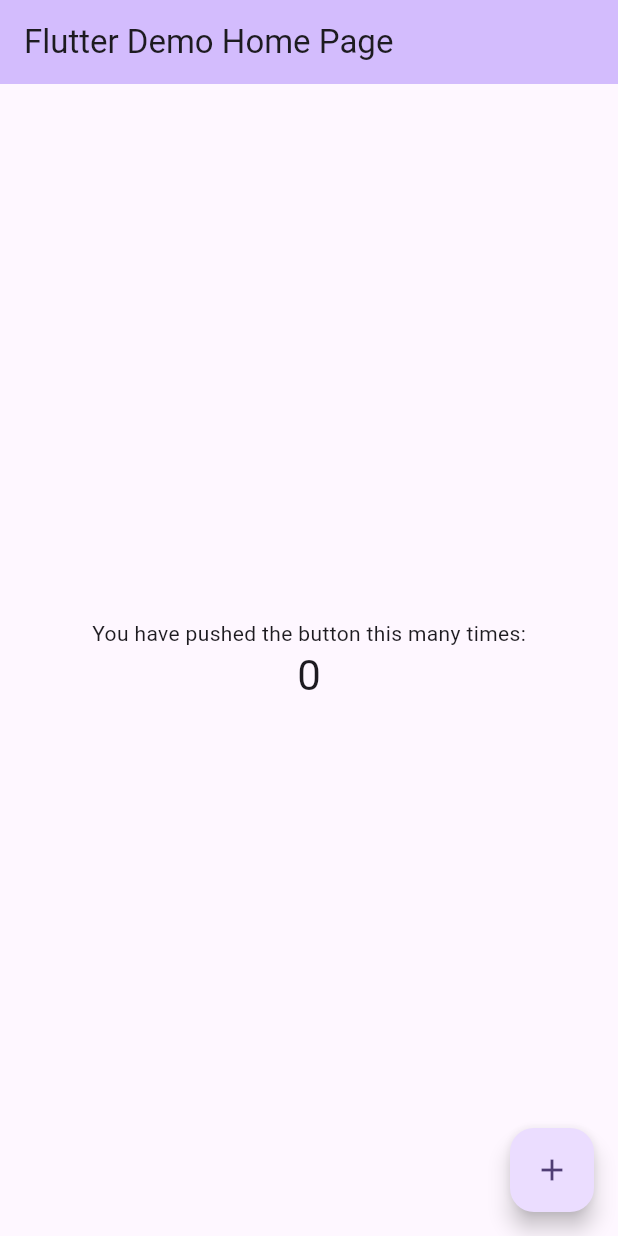
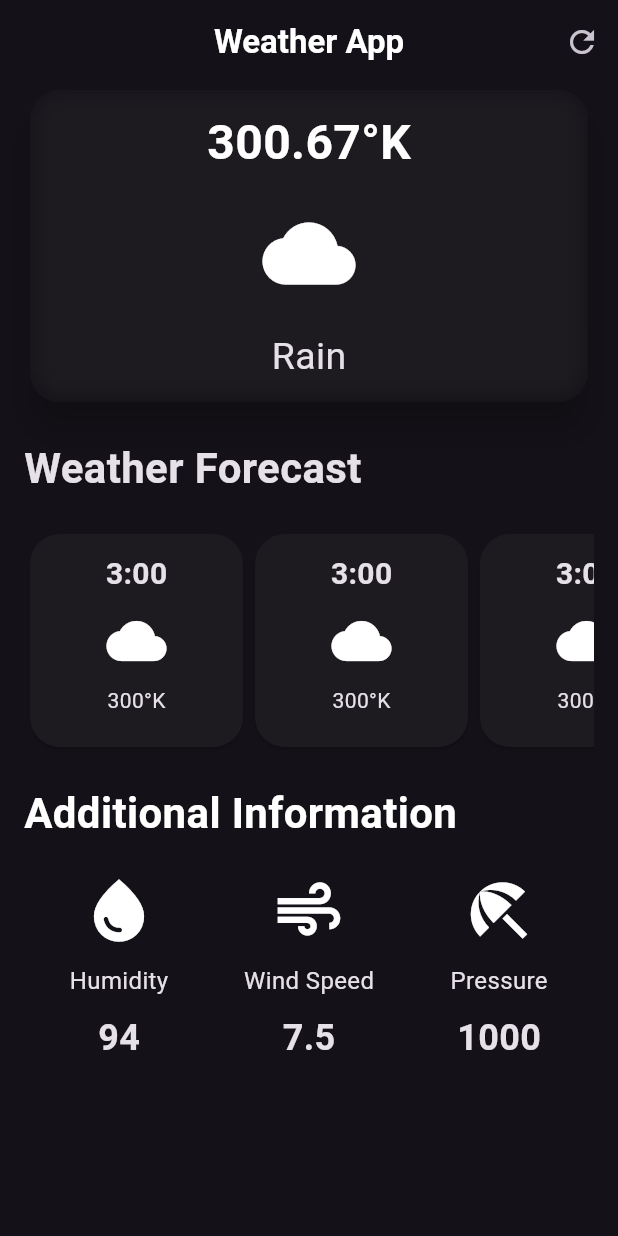
Before and after one commit to ritik6559/weather-flutter-bloc, a Flutter app: the screen it shows after launch, on a phone screen of 412 x 824 dp. Run offline on Flutter 3.47's test engine with Material 3 defaults, Android fonts, the phone set to English and light mode, and no system bars.

Commit message:
Adding dummy data

```diff
--- /dev/null
+++ b/lib/components/additional_info_item.dart
@@ -0,0 +1,43 @@
+import 'package:flutter/material.dart';
+
+class AdditonalInfpItem extends StatelessWidget {
+  final IconData icon;
+  final String label;
+  final String value;
+
+  const AdditonalInfpItem({
+    super.key,
+    required this.icon,
+    required this.label,
+    required this.value
+    });
+
+  @override
+  Widget build(BuildContext context) {
+    return SizedBox(
+      width: 110,
+      child: Column(
+        children: [
+          Icon(
+            icon,
+            size: 50,
+          ),
+          const SizedBox(
+            height: 10,
+          ),
+          Text(
+            label,
+            style: TextStyle(fontSize: 16),
+          ),
+          const SizedBox(
+            height: 10,
+          ),
+          Text(
+            value,
+            style: TextStyle(fontWeight: FontWeight.bold, fontSize: 24),
+          )
+        ],
+      ),
+    );
+  }
+}
--- /dev/null
+++ b/lib/components/weather_screen_items.dart
@@ -0,0 +1,39 @@
+import 'package:flutter/material.dart';
+
+
+class HourlyForeCastItem extends StatelessWidget {
+  const HourlyForeCastItem({super.key});
+
+  @override
+  Widget build(BuildContext context) {
+    return SizedBox(
+      width: 150,
+      height: 150,
+      child: Card(
+        shape: RoundedRectangleBorder(borderRadius: BorderRadius.circular(20)),
+        child: const Padding(
+          padding: EdgeInsets.all(12.0),
+          child: Column(
+            children: [
+              Text(
+                '3:00',
+                style: TextStyle(fontWeight: FontWeight.bold, fontSize: 20),
+              ),
+              SizedBox(
+                height: 10,
+              ),
+              Icon(
+                Icons.cloud,
+                size: 40,
+              ),
+              SizedBox(
+                height: 10,
+              ),
+              Text('300°K')
+            ],
+          ),
+        ),
+      ),
+    );
+  }
+}
--- a/lib/main.dart
+++ b/lib/main.dart
@@ -1,4 +1,5 @@
 import 'package:flutter/material.dart';
+import 'package:weatherapp/screens/weather_screen.dart';
 
 void main() {
   runApp(const MyApp());
@@ -12,114 +13,9 @@ class MyApp extends StatelessWidget {
   Widget build(BuildContext context) {
     return MaterialApp(
       title: 'Flutter Demo',
-      theme: ThemeData(
-        // This is the theme of your application.
-        //
-        // TRY THIS: Try running your application with "flutter run". You'll see
-        // the application has a purple toolbar. Then, without quitting the app,
-        // try changing the seedColor in the colorScheme below to Colors.green
-        // and then invoke "hot reload" (save your changes or press the "hot
-        // reload" button in a Flutter-supported IDE, or press "r" if you used
-        // the command line to start the app).
-        //
-        // Notice that the counter didn't reset back to zero; the application
-        // state is not lost during the reload. To reset the state, use hot
-        // restart instead.
-        //
-        // This works for code too, not just values: Most code changes can be
-        // tested with just a hot reload.
-        colorScheme: ColorScheme.fromSeed(seedColor: Colors.deepPurple),
-        useMaterial3: true,
-      ),
-      home: const MyHomePage(title: 'Flutter Demo Home Page'),
+      theme: ThemeData.dark(useMaterial3: true),
+      debugShowCheckedModeBanner: false,
+      home: const WeatherScreen(),
     );
   }
 }
-
-class MyHomePage extends StatefulWidget {
-  const MyHomePage({super.key, required this.title});
-
-  // This widget is the home page of your application. It is stateful, meaning
-  // that it has a State object (defined below) that contains fields that affect
-  // how it looks.
-
-  // This class is the configuration for the state. It holds the values (in this
-  // case the title) provided by the parent (in this case the App widget) and
-  // used by the build method of the State. Fields in a Widget subclass are
-  // always marked "final".
-
-  final String title;
-
-  @override
-  State<MyHomePage> createState() => _MyHomePageState();
-}
-
-class _MyHomePageState extends State<MyHomePage> {
-  int _counter = 0;
-
-  void _incrementCounter() {
-    setState(() {
-      // This call to setState tells the Flutter framework that something has
-      // changed in this State, which causes it to rerun the build method below
-      // so that the display can reflect the updated values. If we changed
-      // _counter without calling setState(), then the build method would not be
-      // called again, and so nothing would appear to happen.
-      _counter++;
-    });
-  }
-
-  @override
-  Widget build(BuildContext context) {
-    // This method is rerun every time setState is called, for instance as done
-    // by the _incrementCounter method above.
-    //
-    // The Flutter framework has been optimized to make rerunning build methods
-    // fast, so that you can just rebuild anything that needs updating rather
-    // than having to individually change instances of widgets.
-    return Scaffold(
-      appBar: AppBar(
-        // TRY THIS: Try changing the color here to a specific color (to
-        // Colors.amber, perhaps?) and trigger a hot reload to see the AppBar
-        // change color while the other colors stay the same.
-        backgroundColor: Theme.of(context).colorScheme.inversePrimary,
-        // Here we take the value from the MyHomePage object that was created by
-        // the App.build method, and use it to set our appbar title.
-        title: Text(widget.title),
-      ),
-      body: Center(
-        // Center is a layout widget. It takes a single child and positions it
-        // in the middle of the parent.
-        child: Column(
-          // Column is also a layout widget. It takes a list of children and
-          // arranges them vertically. By default, it sizes itself to fit its
-          // children horizontally, and tries to be as tall as its parent.
-          //
-          // Column has various properties to control how it sizes itself and
-          // how it positions its children. Here we use mainAxisAlignment to
-          // center the children vertically; the main axis here is the vertical
-          // axis because Columns are vertical (the cross axis would be
-          // horizontal).
-          //
-          // TRY THIS: Invoke "debug painting" (choose the "Toggle Debug Paint"
-          // action in the IDE, or press "p" in the console), to see the
-          // wireframe for each widget.
-          mainAxisAlignment: MainAxisAlignment.center,
-          children: <Widget>[
-            const Text(
-              'You have pushed the button this many times:',
-            ),
-            Text(
-              '$_counter',
-              style: Theme.of(context).textTheme.headlineMedium,
-            ),
-          ],
-        ),
-      ),
-      floatingActionButton: FloatingActionButton(
-        onPressed: _incrementCounter,
-        tooltip: 'Increment',
-        child: const Icon(Icons.add),
-      ), // This trailing comma makes auto-formatting nicer for build methods.
-    );
-  }
-}
--- /dev/null
+++ b/lib/screens/weather_screen.dart
@@ -0,0 +1,132 @@
+import 'dart:ui';
+import 'package:flutter/material.dart';
+import '../components/weather_screen_items.dart';
+import '../components/additional_info_item.dart';
+
+class WeatherScreen extends StatelessWidget {
+  const WeatherScreen({super.key});
+
+  @override
+  Widget build(BuildContext context) {
+    return Scaffold(
+      appBar: AppBar(
+        title: const Text(
+          'Weather App',
+          style: TextStyle(fontWeight: FontWeight.bold, color: Colors.white),
+        ),
+        centerTitle: true,
+        actions: [
+          IconButton(
+            //gesture control doesn't give splash effect so to avoid this we use INKwELL to get advantage of both we use iconbutton
+            onPressed: () {
+              print("refrsh");
+            },
+            icon: const Icon(
+              Icons.refresh,
+            ),
+          )
+        ],
+      ),
+      body: Padding(
+        padding: const EdgeInsets.symmetric(horizontal: 16.0),
+        child: Column(
+          crossAxisAlignment: CrossAxisAlignment.start,
+          children: [
+            Card(
+              shape: RoundedRectangleBorder(
+                  borderRadius: BorderRadius.circular(20)),
+              elevation: 10,
+              child: ClipRRect(
+                borderRadius: BorderRadius.circular(20),
+                child: BackdropFilter(
+                  //to add a nice merging effect
+                  filter: ImageFilter.blur(sigmaX: 8, sigmaY: 8),
+                  child: const Padding(
+                    padding: EdgeInsets.symmetric(horizontal: 20),
+                    child: Padding(
+                      padding: EdgeInsets.all(12.0),
+                      child: Center(
+                        child: Column(
+                          children: [
+                            Text(
+                              '300.67°K',
+                              style: TextStyle(
+                                  fontWeight: FontWeight.bold,
+                                  color: Colors.white,
+                                  fontSize: 32),
+                            ),
+                            SizedBox(
+                              height: 20,
+                            ),
+                            Icon(
+                              Icons.cloud,
+                              size: 62,
+                            ),
+                            SizedBox(
+                              height: 20,
+                            ),
+                            Text(
+                              'Rain',
+                              style: TextStyle(fontSize: 25),
+                            )
+                          ],
+                        ),
+                      ),
+                    ),
+                  ),
+                ),
+              ),
+            ),
+            const SizedBox(
+              height: 20,
+            ),
+            const Text(
+              'Weather Forecast',
+              style: TextStyle(
+                fontWeight: FontWeight.bold,
+                fontSize: 28,
+              ),
+            ),
+            const SizedBox(
+              height: 20,
+            ),
+            const SingleChildScrollView(
+              scrollDirection: Axis.horizontal,
+              child: Row(
+                children: [
+                  HourlyForeCastItem(),
+                  HourlyForeCastItem(),
+                  HourlyForeCastItem(),
+                  HourlyForeCastItem(),
+                  HourlyForeCastItem(),
+                  HourlyForeCastItem(),
+                ],
+              ),
+            ),
+            const SizedBox(
+              height: 20,
+            ),
+            const Text(
+              'Additional Information',
+              style: TextStyle(
+                  fontWeight: FontWeight.bold,
+                  fontSize: 28,
+                  color: Colors.white),
+            ),
+            const SizedBox(
+              height: 20,
+            ),
+            const Row(
+              mainAxisAlignment: MainAxisAlignment.spaceAround,
+              children: [
+                AdditonalInfpItem(icon: Icons.water_drop,label: 'Humidity',value: '94',),
+                AdditonalInfpItem(icon: Icons.air,label: 'Wind Speed',value: '7.5',),
+                AdditonalInfpItem(icon: Icons.beach_access,value: '1000',label: 'Pressure',),
+              ],
+            ),
+          ],
+        ),
+      ),
+    );
+  }
+}
```
